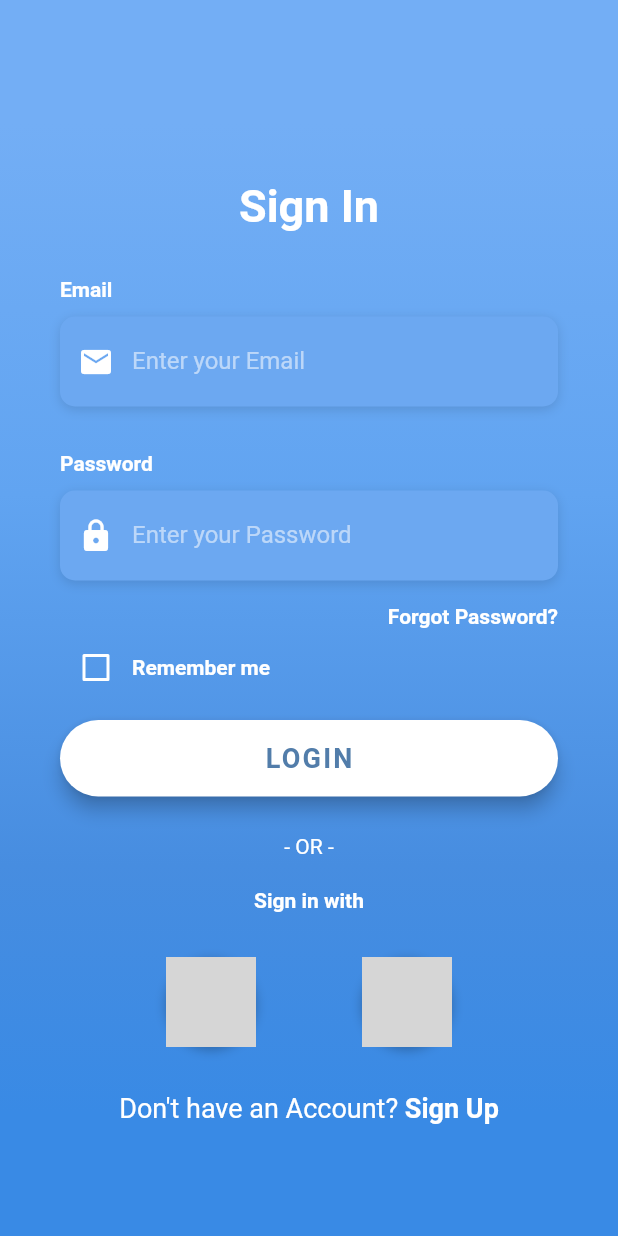
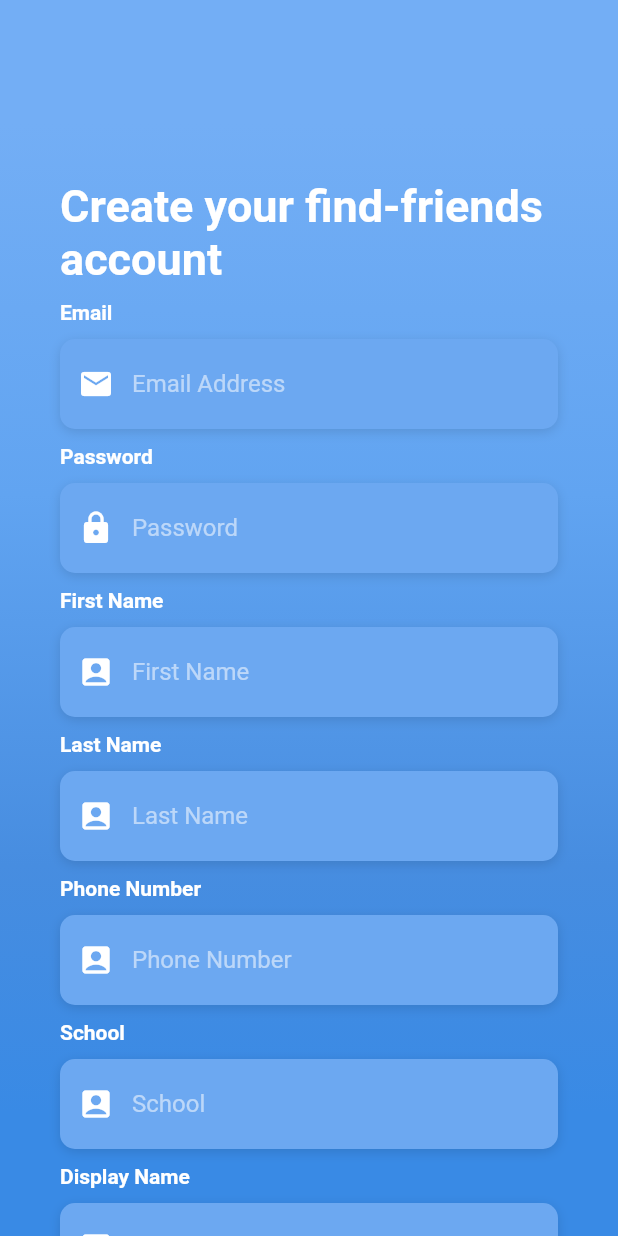
Before and after one commit to stanleysusanto/find_friends, a Flutter app: the screen it shows after launch, on a phone screen of 412 x 824 dp. Run offline on Flutter 3.47's test engine with Material 2 defaults, Android fonts, the phone set to English and light mode, and no system bars; Roboto replaces fonts that are missing (OpenSans); grey boxes are pictures that could not be loaded.

Commit message:
Added sign-up screen

```diff
--- a/lib/main.dart
+++ b/lib/main.dart
@@ -1,6 +1,5 @@
+import 'package:findfriends/screens/sign-up_screen.dart';
 import 'package:flutter/material.dart';
-import 'package:findfriends/screens/login_screen.dart';
-import 'splash_screen.dart';
 
 void main() {
   runApp(MyApp());
@@ -13,7 +12,7 @@ class MyApp extends StatelessWidget {
     return MaterialApp(
       title: 'Flutter Login UI',
       debugShowCheckedModeBanner: false,
-      home: LoginScreen(),
+      home: SignUpScreen(),
     );
   }
 }
--- /dev/null
+++ b/lib/screens/sign-up_screen.dart
@@ -0,0 +1,433 @@
+import 'package:findfriends/utilities/constants.dart';
+import 'package:flutter/material.dart';
+import 'package:flutter/services.dart';
+
+class SignUpScreen extends StatefulWidget {
+  @override
+  _SignUpScreenState createState() => _SignUpScreenState();
+}
+
+class _SignUpScreenState extends State<SignUpScreen> {
+  Widget _buildEmailTF() {
+    return Column(
+      crossAxisAlignment: CrossAxisAlignment.start,
+      children: <Widget>[
+        Text(
+          'Email',
+          style: kLabelStyle,
+        ),
+        SizedBox(height: 10.0),
+        Container(
+          alignment: Alignment.centerLeft,
+          decoration: kBoxDecorationStyle,
+          height: 60.0,
+          child: TextField(
+            keyboardType: TextInputType.emailAddress,
+            style: TextStyle(
+              color: Colors.white,
+              fontFamily: 'OpenSans',
+            ),
+            decoration: InputDecoration(
+              border: InputBorder.none,
+              contentPadding: EdgeInsets.only(top: 14.0),
+              prefixIcon: Icon(
+                Icons.email,
+                color: Colors.white,
+              ),
+              hintText: 'Email Address',
+              hintStyle: kHintTextStyle,
+            ),
+          ),
+        ),
+      ],
+    );
+  }
+
+  Widget _buildPasswordTF() {
+    return Column(
+      crossAxisAlignment: CrossAxisAlignment.start,
+      children: <Widget>[
+        Text(
+          'Password',
+          style: kLabelStyle,
+        ),
+        SizedBox(height: 10.0),
+        Container(
+          alignment: Alignment.centerLeft,
+          decoration: kBoxDecorationStyle,
+          height: 60.0,
+          child: TextField(
+            obscureText: true,
+            style: TextStyle(
+              color: Colors.white,
+              fontFamily: 'OpenSans',
+            ),
+            decoration: InputDecoration(
+              border: InputBorder.none,
+              contentPadding: EdgeInsets.only(top: 14.0),
+              prefixIcon: Icon(
+                Icons.lock,
+                color: Colors.white,
+              ),
+              hintText: 'Password',
+              hintStyle: kHintTextStyle,
+            ),
+          ),
+        ),
+      ],
+    );
+  }
+
+  Widget _buildFirstNameTF() {
+    return Column(
+      crossAxisAlignment: CrossAxisAlignment.start,
+      children: <Widget>[
+        Text(
+          'First Name',
+          style: kLabelStyle,
+        ),
+        SizedBox(height: 10.0),
+        Container(
+          alignment: Alignment.centerLeft,
+          decoration: kBoxDecorationStyle,
+          height: 60.0,
+          child: TextField(
+            keyboardType: TextInputType.text,
+            style: TextStyle(
+              color: Colors.white,
+              fontFamily: 'OpenSans',
+            ),
+            decoration: InputDecoration(
+              border: InputBorder.none,
+              contentPadding: EdgeInsets.only(top: 14.0),
+              prefixIcon: Icon(
+                Icons.account_box,
+                color: Colors.white,
+              ),
+              hintText: 'First Name',
+              hintStyle: kHintTextStyle,
+            ),
+          ),
+        ),
+      ],
+    );
+  }
+
+  Widget _buildLastNameTF() {
+    return Column(
+      crossAxisAlignment: CrossAxisAlignment.start,
+      children: <Widget>[
+        Text(
+          'Last Name',
+          style: kLabelStyle,
+        ),
+        SizedBox(height: 10.0),
+        Container(
+          alignment: Alignment.centerLeft,
+          decoration: kBoxDecorationStyle,
+          height: 60.0,
+          child: TextField(
+            keyboardType: TextInputType.text,
+            style: TextStyle(
+              color: Colors.white,
+              fontFamily: 'OpenSans',
+            ),
+            decoration: InputDecoration(
+              border: InputBorder.none,
+              contentPadding: EdgeInsets.only(top: 14.0),
+              prefixIcon: Icon(
+                Icons.account_box,
+                color: Colors.white,
+              ),
+              hintText: 'Last Name',
+              hintStyle: kHintTextStyle,
+            ),
+          ),
+        ),
+      ],
+    );
+  }
+
+  Widget _buildSchoolTF() {
+    return Column(
+      crossAxisAlignment: CrossAxisAlignment.start,
+      children: <Widget>[
+        Text(
+          'School',
+          style: kLabelStyle,
+        ),
+        SizedBox(height: 10.0),
+        Container(
+          alignment: Alignment.centerLeft,
+          decoration: kBoxDecorationStyle,
+          height: 60.0,
+          child: TextField(
+            keyboardType: TextInputType.text,
+            style: TextStyle(
+              color: Colors.white,
+              fontFamily: 'OpenSans',
+            ),
+            decoration: InputDecoration(
+              border: InputBorder.none,
+              contentPadding: EdgeInsets.only(top: 14.0),
+              prefixIcon: Icon(
+                Icons.account_box,
+                color: Colors.white,
+              ),
+              hintText: 'School',
+              hintStyle: kHintTextStyle,
+            ),
+          ),
+        ),
+      ],
+    );
+  }
+
+  Widget _buildPhoneTF() {
+    return Column(
+      crossAxisAlignment: CrossAxisAlignment.start,
+      children: <Widget>[
+        Text(
+          'Phone Number',
+          style: kLabelStyle,
+        ),
+        SizedBox(height: 10.0),
+        Container(
+          alignment: Alignment.centerLeft,
+          decoration: kBoxDecorationStyle,
+          height: 60.0,
+          child: TextField(
+            keyboardType: TextInputType.text,
+            style: TextStyle(
+              color: Colors.white,
+              fontFamily: 'OpenSans',
+            ),
+            decoration: InputDecoration(
+              border: InputBorder.none,
+              contentPadding: EdgeInsets.only(top: 14.0),
+              prefixIcon: Icon(
+                Icons.account_box,
+                color: Colors.white,
+              ),
+              hintText: 'Phone Number',
+              hintStyle: kHintTextStyle,
+            ),
+          ),
+        ),
+      ],
+    );
+  }
+
+  Widget _buildDisplayNameTF() {
+    return Column(
+      crossAxisAlignment: CrossAxisAlignment.start,
+      children: <Widget>[
+        Text(
+          'Display Name',
+          style: kLabelStyle,
+        ),
+        SizedBox(height: 10.0),
+        Container(
+          alignment: Alignment.centerLeft,
+          decoration: kBoxDecorationStyle,
+          height: 60.0,
+          child: TextField(
+            keyboardType: TextInputType.text,
+            style: TextStyle(
+              color: Colors.white,
+              fontFamily: 'OpenSans',
+            ),
+            decoration: InputDecoration(
+              border: InputBorder.none,
+              contentPadding: EdgeInsets.only(top: 14.0),
+              prefixIcon: Icon(
+                Icons.account_box,
+                color: Colors.white,
+              ),
+              hintText: 'Display Name',
+              hintStyle: kHintTextStyle,
+            ),
+          ),
+        ),
+      ],
+    );
+  }
+
+  Widget _buildSignUpBtn() {
+    return Container(
+      padding: EdgeInsets.symmetric(vertical: 25.0),
+      width: double.infinity,
+      child: RaisedButton(
+        elevation: 5.0,
+        onPressed: () => print('Sign Up Button Pressed'),
+        padding: EdgeInsets.all(15.0),
+        shape: RoundedRectangleBorder(
+          borderRadius: BorderRadius.circular(30.0),
+        ),
+        color: Colors.white,
+        child: Text(
+          'SIGN UP',
+          style: TextStyle(
+            color: Color(0xFF527DAA),
+            letterSpacing: 1.5,
+            fontSize: 18.0,
+            fontWeight: FontWeight.bold,
+            fontFamily: 'OpenSans',
+          ),
+        ),
+      ),
+    );
+  }
+
+//  Widget _buildSignInWithText() {
+//    return Column(
+//      children: <Widget>[
+//        Text(
+//          '- OR -',
+//          style: TextStyle(
+//            color: Colors.white,
+//            fontWeight: FontWeight.w400,
+//          ),
+//        ),
+//        SizedBox(height: 20.0),
+//        Text(
+//          'Sign in with',
+//          style: kLabelStyle,
+//        ),
+//      ],
+//    );
+//  }
+
+  Widget _buildSocialBtn(Function onTap, AssetImage logo) {
+    return GestureDetector(
+      onTap: onTap,
+      child: Container(
+        height: 60.0,
+        width: 60.0,
+        decoration: BoxDecoration(
+          shape: BoxShape.circle,
+          color: Colors.white,
+          boxShadow: [
+            BoxShadow(
+              color: Colors.black26,
+              offset: Offset(0, 2),
+              blurRadius: 6.0,
+            ),
+          ],
+          image: DecorationImage(
+            image: logo,
+          ),
+        ),
+      ),
+    );
+  }
+
+  Widget _buildSignInBtn() {
+    return GestureDetector(
+      onTap: () => print('Sign In Button Pressed'),
+      child: RichText(
+        text: TextSpan(
+          children: [
+            TextSpan(
+              text: 'Already have an account? ',
+              style: TextStyle(
+                color: Colors.white,
+                fontSize: 18.0,
+                fontWeight: FontWeight.w400,
+              ),
+            ),
+            TextSpan(
+              text: 'Sign In',
+              style: TextStyle(
+                color: Colors.white,
+                fontSize: 18.0,
+                fontWeight: FontWeight.bold,
+              ),
+            ),
+          ],
+        ),
+      ),
+    );
+  }
+
+  SizedBox _buildSpace() {
+    return SizedBox(
+      height: 10.0,
+    );
+  }
+
+  @override
+  Widget build(BuildContext context) {
+    return Scaffold(
+      body: AnnotatedRegion<SystemUiOverlayStyle>(
+        value: SystemUiOverlayStyle.light,
+        child: GestureDetector(
+          onTap: () => FocusScope.of(context).unfocus(),
+          child: Stack(
+            children: <Widget>[
+              Container(
+                height: double.infinity,
+                width: double.infinity,
+                decoration: BoxDecoration(
+                  gradient: LinearGradient(
+                    begin: Alignment.topCenter,
+                    end: Alignment.bottomCenter,
+                    colors: [
+                      Color(0xFF73AEF5),
+                      Color(0xFF61A4F1),
+                      Color(0xFF478DE0),
+                      Color(0xFF398AE5),
+                    ],
+                    stops: [0.1, 0.4, 0.7, 0.9],
+                  ),
+                ),
+              ),
+              Container(
+                height: double.infinity,
+                child: SingleChildScrollView(
+                  physics: AlwaysScrollableScrollPhysics(),
+                  padding: EdgeInsets.symmetric(
+                    horizontal: 40.0,
+                    vertical: 120.0,
+                  ),
+                  child: Column(
+                    mainAxisAlignment: MainAxisAlignment.center,
+                    children: <Widget>[
+                      Text(
+                        'Create your find-friends account',
+                        style: TextStyle(
+                          color: Colors.white,
+                          fontFamily: 'OpenSans',
+                          fontSize: 30.0,
+                          fontWeight: FontWeight.bold,
+                        ),
+                      ),
+                      _buildSpace(),
+                      _buildEmailTF(),
+                      _buildSpace(),
+                      _buildPasswordTF(),
+                      _buildSpace(),
+                      _buildFirstNameTF(),
+                      _buildSpace(),
+                      _buildLastNameTF(),
+                      _buildSpace(),
+                      _buildPhoneTF(),
+                      _buildSpace(),
+                      _buildSchoolTF(),
+                      _buildSpace(),
+                      _buildDisplayNameTF(),
+                      _buildSignUpBtn(),
+//                      _buildSignInWithText(),
+//                      _buildSocialBtnRow(),
+                      _buildSignInBtn(),
+                    ],
+                  ),
+                ),
+              )
+            ],
+          ),
+        ),
+      ),
+    );
+  }
+}
```
